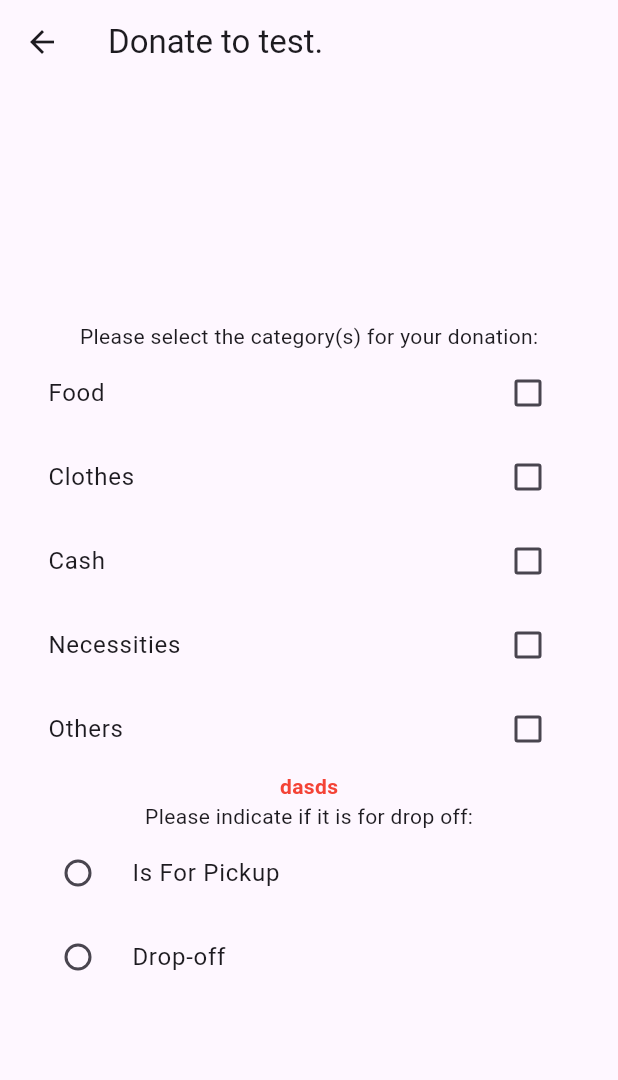
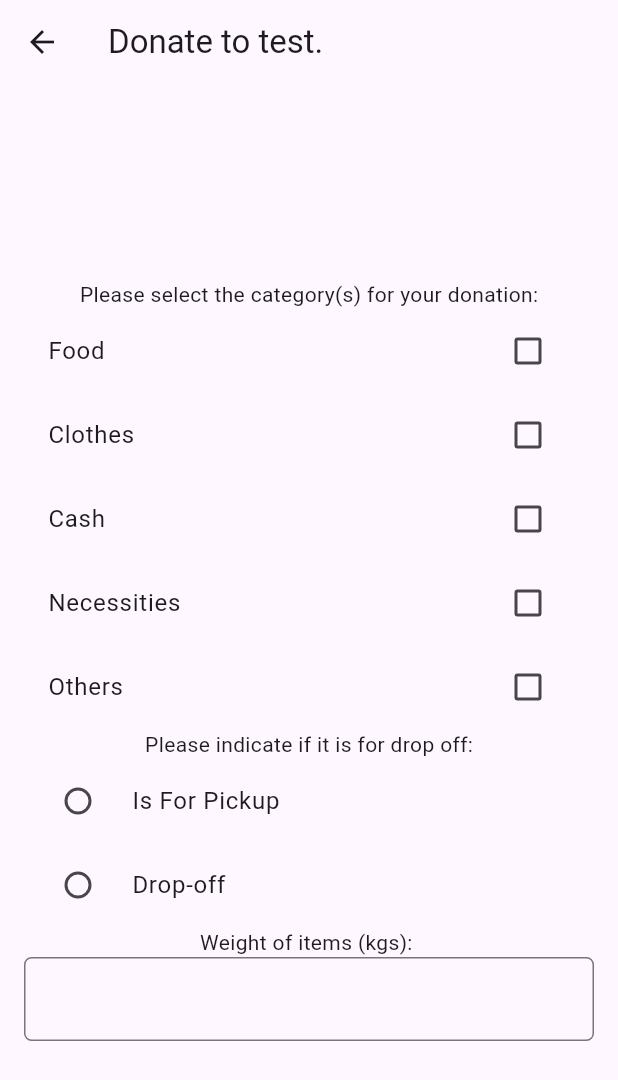
Before and after one commit to dominiclaserna/cmsc23Project, a Flutter app: the screen it shows after launch, on a phone screen of 412 x 824 dp. Shown: the top 1080 px of the screen. Run offline on Flutter 3.47's test engine with Material 3 defaults, Android fonts, the phone set to English and light mode, and no system bars; our stand-ins replace cloud_firestore, firebase_auth, firebase_core; missing offline and left inert: dart:ffi; accounts and stored records are empty.

Commit message:
feat: added weight input

```diff
--- /dev/null
+++ b/cmsc23Group1/lib/donation/components/donation_weight.dart
@@ -0,0 +1,57 @@
+import 'dart:ffi';
+
+import 'package:flutter/material.dart';
+import 'package:provider/provider.dart';
+import 'package:week9/donation/donation_provider.dart';
+import 'package:week9/donation/donation_utility.dart';
+
+
+
+class WeightTextField extends StatefulWidget {
+  const WeightTextField({super.key});
+
+  @override
+  State<WeightTextField> createState() => _WeightTextFieldState();
+}
+
+class _WeightTextFieldState extends State<WeightTextField> {
+  final TextEditingController weightController = TextEditingController();
+
+  @override
+  Widget build(BuildContext context) {
+    final parentProvider = Provider.of<DonationFormProvider>(context);
+
+    double weight = 0;
+
+    String kgToLb (String value) {
+      double newValue = value as double;
+      newValue = newValue * 2.20462;
+      return newValue.toStringAsFixed(2);
+    }
+
+    String lbToKg (String value) {
+      double newValue = value as double;
+      newValue = newValue / 2.20462;
+      return newValue.toStringAsFixed(2);
+    }
+
+    return Column(
+      children: [
+        if (parentProvider.weightErrorMessage.isNotEmpty)
+          Text(
+            parentProvider.weightErrorMessage,
+            style: DonationUtils.errorMessageStyle
+          ),
+        const Text("Weight of items (kgs): "),
+        TextField(
+          keyboardType: TextInputType.number,
+          controller: weightController,
+          decoration: DonationUtils.inputBorderStyle,
+          onChanged: (value) {
+            parentProvider.updateWeight(double.parse(weightController.text));
+          },
+        )
+      ],
+    );
+  }
+}
--- a/cmsc23Group1/lib/donation/donation_form.dart
+++ b/cmsc23Group1/lib/donation/donation_form.dart
@@ -1,6 +1,7 @@
 import 'package:flutter/material.dart';
 import 'package:provider/provider.dart';
 import 'package:week9/donation/components/donation_category.dart';
+import 'package:week9/donation/components/donation_weight.dart';
 import 'package:week9/donation/donation_provider.dart';
 import 'package:week9/donation/components/donation_pickup.dart';
 
@@ -22,7 +23,8 @@ class _DonationFormState extends State<DonationForm> {
       child: Column(
         children: [
           CategoryCheckbox(),
-          IsForPickupRadio()
+          IsForPickupRadio(),
+          WeightTextField()
         ]
       )
     );
--- a/cmsc23Group1/lib/donation/donation_model.dart
+++ b/cmsc23Group1/lib/donation/donation_model.dart
@@ -7,7 +7,7 @@ class Donation {
   String? id;
   List<String>? category;
   bool? isForPickup;
-  Double? weight;
+  double? weight;
   String? imageUrl;
   DateTime? pickupDropoffTime;
   List<String>? addressesForPickup;
--- a/cmsc23Group1/lib/donation/donation_provider.dart
+++ b/cmsc23Group1/lib/donation/donation_provider.dart
@@ -24,7 +24,9 @@ class DonationFormProvider with ChangeNotifier {
   final List<String> _selectedCategories = [];
 
   String categoryErrorMessage = "";
-  String pickupErrorMessage = "dasds";
+  String pickupErrorMessage = "";
+  String weightErrorMessage = "";
+
 
 
   Donation get donationFormData => _donationFormData;
@@ -51,10 +53,10 @@ class DonationFormProvider with ChangeNotifier {
     notifyListeners();
   }
 
-  void updateWeight(Double weight) {
-    print(weight);
+  void updateWeight(double weight) {
+    _donationFormData.weight = weight;
 
-    _donationFormData.weight = weight;
+    print("Weight: ${_donationFormData.weight}");
     notifyListeners();
   }
 
--- a/cmsc23Group1/lib/donation/donation_utility.dart
+++ b/cmsc23Group1/lib/donation/donation_utility.dart
@@ -6,4 +6,11 @@ class DonationUtils {
       color: Colors.red,
       fontWeight: FontWeight.bold
     );
+
+  static InputDecoration inputBorderStyle = InputDecoration(
+    border: OutlineInputBorder(
+      borderRadius: BorderRadius.circular(5.0),
+      borderSide: const BorderSide(color: Colors.black, width: 2.0)
+    )
+  );
 }
```
